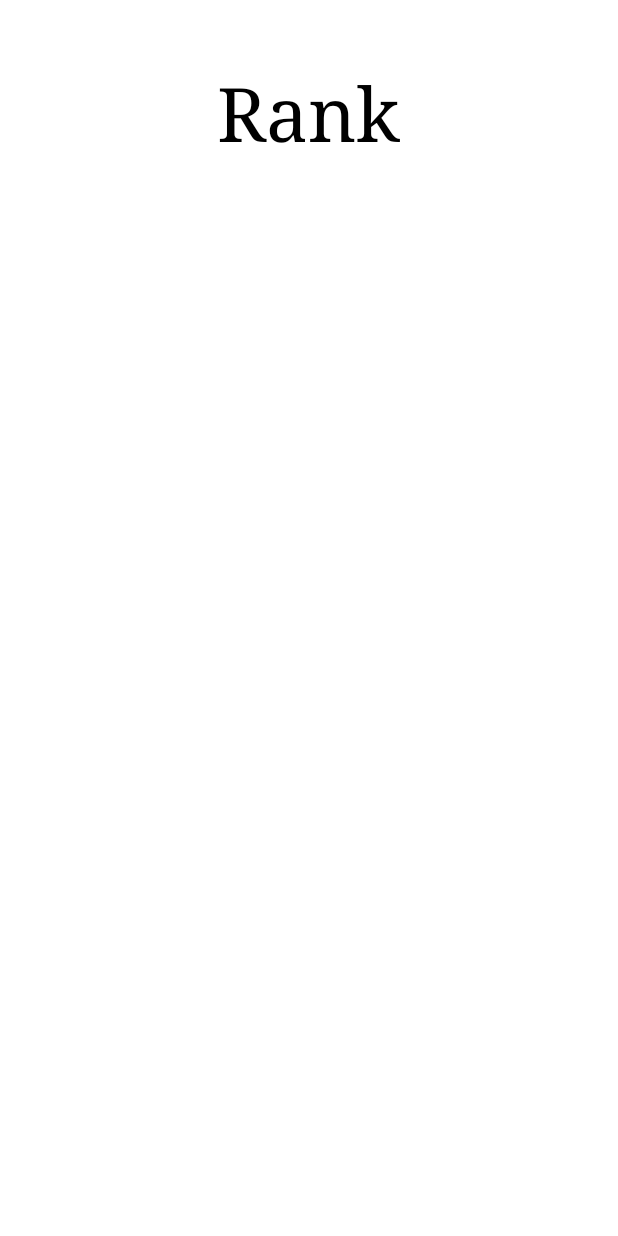
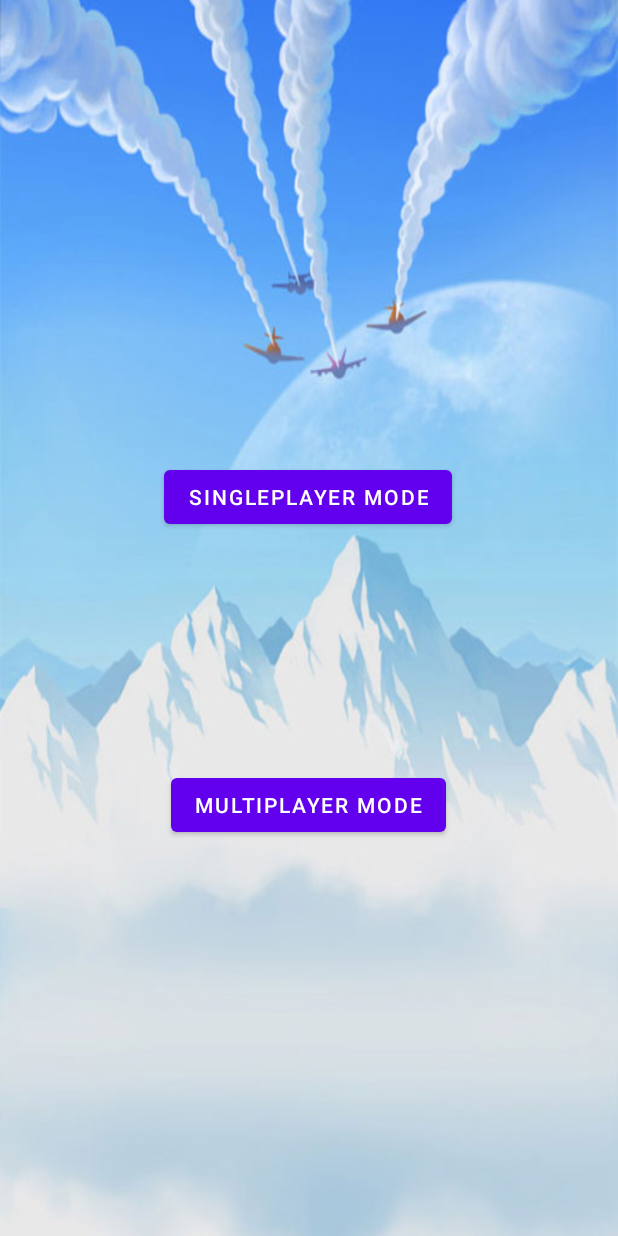
Before and after one commit to abyss-42/AS_AircraftWar, an Android app: the layout activity_mode_select.xml on its own in the app's theme, with its tools: preview values and no code run, on a phone screen of 412 x 824 dp. Run offline under Robolectric (Android 15) with nearby library versions, the phone set to English and light mode, and no system bars.

Commit message:
加了游戏模式选择

```diff
--- a/MyApplication/app/src/main/java/com/example/myapplication/MainActivity.java
+++ b/MyApplication/app/src/main/java/com/example/myapplication/MainActivity.java
@@ -37,7 +37,7 @@ public class MainActivity extends AppCompatActivity{
 
     public void startGame(View view){
         //界面切换
-        Intent intent = new Intent(this, GameActivity.class);
+        Intent intent = new Intent(this, ModeSelectActivity.class);
         startActivity(intent);
     }
 
@@ -52,7 +52,6 @@ public class MainActivity extends AppCompatActivity{
     }
 
     public void onCheckboxClicked(View view){
-        // Is the view now checked?
         boolean checked = ((CheckBox) view).isChecked();
 
         if(checked){
--- a/MyApplication/app/src/main/java/com/example/myapplication/login/LoginActivity.java
+++ b/MyApplication/app/src/main/java/com/example/myapplication/login/LoginActivity.java
@@ -95,7 +95,7 @@ public class LoginActivity extends AppCompatActivity {
                     try {
                         //连接服务器
                         socket.connect(new InetSocketAddress
-                                ("10.250.43.104",9999),5000);
+                                ("192.168.56.1",9999),5000);
                         //向服务器说明为注册模式
                         PrintWriter writer;
                         writer = new PrintWriter(new BufferedWriter(
@@ -162,7 +162,7 @@ public class LoginActivity extends AppCompatActivity {
                         User user = new User(userNameOutput, password, 0);
                         //连接服务器
                         socket.connect(new InetSocketAddress
-                                ("10.250.43.104",9999),5000);
+                                ("192.168.56.1",9999),5000);
                         //传递服务器登录模式
                         PrintWriter writer;
                         writer = new PrintWriter(new BufferedWriter(
--- a/MyApplication/app/src/main/res/layout/activity_rank.xml
+++ b/MyApplication/app/src/main/res/layout/activity_mode_select.xml
@@ -4,34 +4,30 @@
     xmlns:tools="http://schemas.android.com/tools"
     android:layout_width="match_parent"
     android:layout_height="match_parent"
-    tools:context=".rank.RankActivity">
+    android:background="@drawable/bg5"
+    tools:context=".ModeSelectActivity">
 
-    <TextView
-        android:id="@+id/rank_title"
-        android:layout_width="355dp"
-        android:layout_height="66dp"
-        android:layout_marginStart="116dp"
-        android:layout_marginEnd="116dp"
-        android:gravity="center"
-        android:text="Rank"
-        android:textAppearance="@style/TextAppearance.AppCompat.Body1"
-        android:textColor="@color/black"
-        android:textSize="50sp"
-        android:typeface="serif"
+    <Button
+        android:id="@+id/singleButton"
+        android:layout_width="wrap_content"
+        android:layout_height="wrap_content"
+        android:text="SinglePlayer Mode"
         app:layout_constraintBottom_toBottomOf="parent"
         app:layout_constraintEnd_toEndOf="parent"
-        app:layout_constraintHorizontal_bias="0.505"
+        app:layout_constraintHorizontal_bias="0.498"
         app:layout_constraintStart_toStartOf="parent"
         app:layout_constraintTop_toTopOf="parent"
-        app:layout_constraintVertical_bias="0.055" />
+        app:layout_constraintVertical_bias="0.396" />
 
-    <ListView
-        android:id="@+id/rankList"
-        android:layout_width="409dp"
-        android:layout_height="474dp"
+    <Button
+        android:id="@+id/multiButton"
+        android:layout_width="wrap_content"
+        android:layout_height="wrap_content"
+        android:text="MultiPlayer Mode"
         app:layout_constraintBottom_toBottomOf="parent"
         app:layout_constraintEnd_toEndOf="parent"
+        app:layout_constraintHorizontal_bias="0.498"
         app:layout_constraintStart_toStartOf="parent"
         app:layout_constraintTop_toTopOf="parent"
-        app:layout_constraintVertical_bias="0.498" />
+        app:layout_constraintVertical_bias="0.661" />
 </androidx.constraintlayout.widget.ConstraintLayout>
```
Also changed, not shown: MyApplication/app/src/main/AndroidManifest.xml (+6 -1 lines), MyApplication/app/src/main/java/com/example/myapplication/ModeSelectActivity.java (added, +42 -0 lines), MyApplication/app/src/main/java/com/example/myapplication/rank/RankActivity.java (+12 -0 lines).
